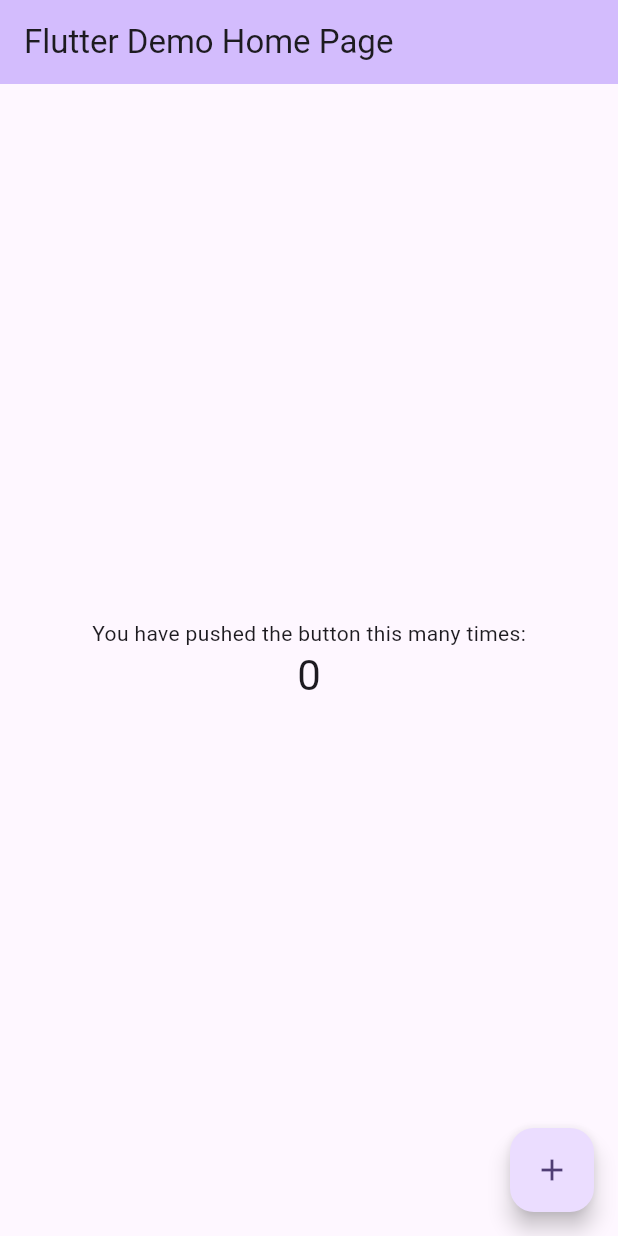
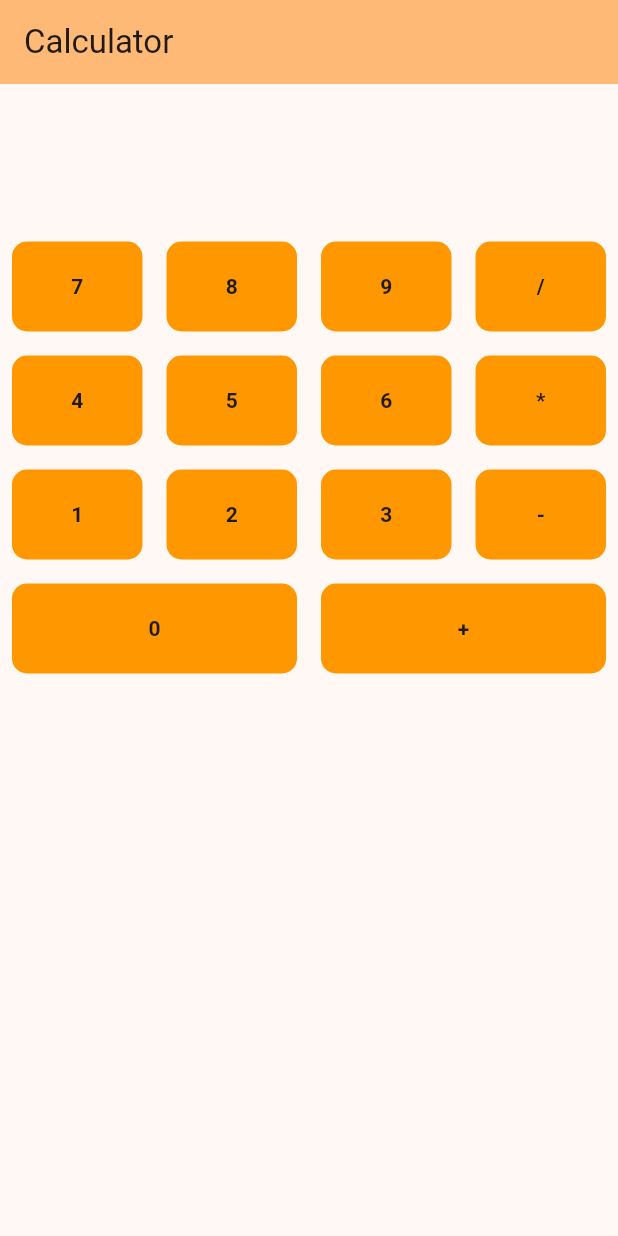
Before and after one commit to SaieshI/calculator_app, a Flutter app: the screen it shows after launch, on a phone screen of 412 x 824 dp. Run offline on Flutter 3.47's test engine with Material 3 defaults, Android fonts, the phone set to English and light mode, and no system bars.

Commit message:
Buttons and Display

```diff
--- a/lib/main.dart
+++ b/lib/main.dart
@@ -7,119 +7,91 @@ void main() {
 class MyApp extends StatelessWidget {
   const MyApp({super.key});
 
-  // This widget is the root of your application.
   @override
   Widget build(BuildContext context) {
     return MaterialApp(
-      title: 'Flutter Demo',
+      title: 'Calculator App',
       theme: ThemeData(
-        // This is the theme of your application.
-        //
-        // TRY THIS: Try running your application with "flutter run". You'll see
-        // the application has a purple toolbar. Then, without quitting the app,
-        // try changing the seedColor in the colorScheme below to Colors.green
-        // and then invoke "hot reload" (save your changes or press the "hot
-        // reload" button in a Flutter-supported IDE, or press "r" if you used
-        // the command line to start the app).
-        //
-        // Notice that the counter didn't reset back to zero; the application
-        // state is not lost during the reload. To reset the state, use hot
-        // restart instead.
-        //
-        // This works for code too, not just values: Most code changes can be
-        // tested with just a hot reload.
-        colorScheme: ColorScheme.fromSeed(seedColor: Colors.deepPurple),
+        colorScheme: ColorScheme.fromSeed(seedColor: Colors.orange),
         useMaterial3: true,
       ),
-      home: const MyHomePage(title: 'Flutter Demo Home Page'),
+      home: const CalculatorScreen(),
     );
   }
 }
 
-class MyHomePage extends StatefulWidget {
-  const MyHomePage({super.key, required this.title});
-
-  // This widget is the home page of your application. It is stateful, meaning
-  // that it has a State object (defined below) that contains fields that affect
-  // how it looks.
-
-  // This class is the configuration for the state. It holds the values (in this
-  // case the title) provided by the parent (in this case the App widget) and
-  // used by the build method of the State. Fields in a Widget subclass are
-  // always marked "final".
-
-  final String title;
+class CalculatorScreen extends StatefulWidget {
+  const CalculatorScreen({super.key});
 
   @override
-  State<MyHomePage> createState() => _MyHomePageState();
+  State<CalculatorScreen> createState() => CalculatorScreenState();
 }
 
-class _MyHomePageState extends State<MyHomePage> {
-  int _counter = 0;
+class CalculatorScreenState extends State<CalculatorScreen> {
+  String display = '';
 
-  void _incrementCounter() {
+  void buttonPressed(String value) {
     setState(() {
-      // This call to setState tells the Flutter framework that something has
-      // changed in this State, which causes it to rerun the build method below
-      // so that the display can reflect the updated values. If we changed
-      // _counter without calling setState(), then the build method would not be
-      // called again, and so nothing would appear to happen.
-      _counter++;
+      display = display + value;
     });
+  }
+
+  void clearDisplay() {
+    setState(() {
+      display = '';
+    });
+  }
+
+  Widget buildButton(String text) {
+    return Expanded(
+      child: InkWell(
+        onTap: () => buttonPressed(text),
+        child: Container(
+          margin: const EdgeInsets.all(8),
+          padding: const EdgeInsets.all(20),
+          decoration: BoxDecoration(
+            color: Colors.orange,
+            borderRadius: BorderRadius.circular(10),
+          ),
+          child: Center(
+            child: Text(
+              text,
+              style: const TextStyle(fontSize: 14, fontWeight: FontWeight.bold),
+            ),
+          )
+        )
+      )
+    );
   }
 
   @override
   Widget build(BuildContext context) {
-    // This method is rerun every time setState is called, for instance as done
-    // by the _incrementCounter method above.
-    //
-    // The Flutter framework has been optimized to make rerunning build methods
-    // fast, so that you can just rebuild anything that needs updating rather
-    // than having to individually change instances of widgets.
     return Scaffold(
       appBar: AppBar(
-        // TRY THIS: Try changing the color here to a specific color (to
-        // Colors.amber, perhaps?) and trigger a hot reload to see the AppBar
-        // change color while the other colors stay the same.
+        title: const Text('Calculator'),
         backgroundColor: Theme.of(context).colorScheme.inversePrimary,
-        // Here we take the value from the MyHomePage object that was created by
-        // the App.build method, and use it to set our appbar title.
-        title: Text(widget.title),
       ),
-      body: Center(
-        // Center is a layout widget. It takes a single child and positions it
-        // in the middle of the parent.
-        child: Column(
-          // Column is also a layout widget. It takes a list of children and
-          // arranges them vertically. By default, it sizes itself to fit its
-          // children horizontally, and tries to be as tall as its parent.
-          //
-          // Column has various properties to control how it sizes itself and
-          // how it positions its children. Here we use mainAxisAlignment to
-          // center the children vertically; the main axis here is the vertical
-          // axis because Columns are vertical (the cross axis would be
-          // horizontal).
-          //
-          // TRY THIS: Invoke "debug painting" (choose the "Toggle Debug Paint"
-          // action in the IDE, or press "p" in the console), to see the
-          // wireframe for each widget.
-          mainAxisAlignment: MainAxisAlignment.center,
-          children: <Widget>[
-            const Text(
-              'You have pushed the button this many times:',
+      body: Column(
+        children: [
+          Container(
+            padding: const EdgeInsets.all(16),
+            alignment: Alignment.centerRight,
+            child: Text(
+              display,
+              style: const TextStyle(fontSize: 32, fontWeight: FontWeight.bold),
             ),
-            Text(
-              '$_counter',
-              style: Theme.of(context).textTheme.headlineMedium,
-            ),
-          ],
-        ),
+          ),
+          const SizedBox(height: 20),
+          Column(
+            children: [
+              Row(children: [buildButton('7'), buildButton('8'), buildButton('9'), buildButton('/')]),
+              Row(children: [buildButton('4'), buildButton('5'), buildButton('6'), buildButton('*')]),
+              Row(children: [buildButton('1'), buildButton('2'), buildButton('3'), buildButton('-')]),
+              Row(children: [buildButton('0'), buildButton('+')]),
+            ],
+          ),
+        ],
       ),
-      floatingActionButton: FloatingActionButton(
-        onPressed: _incrementCounter,
-        tooltip: 'Increment',
-        child: const Icon(Icons.add),
-      ), // This trailing comma makes auto-formatting nicer for build methods.
     );
   }
 }
```
